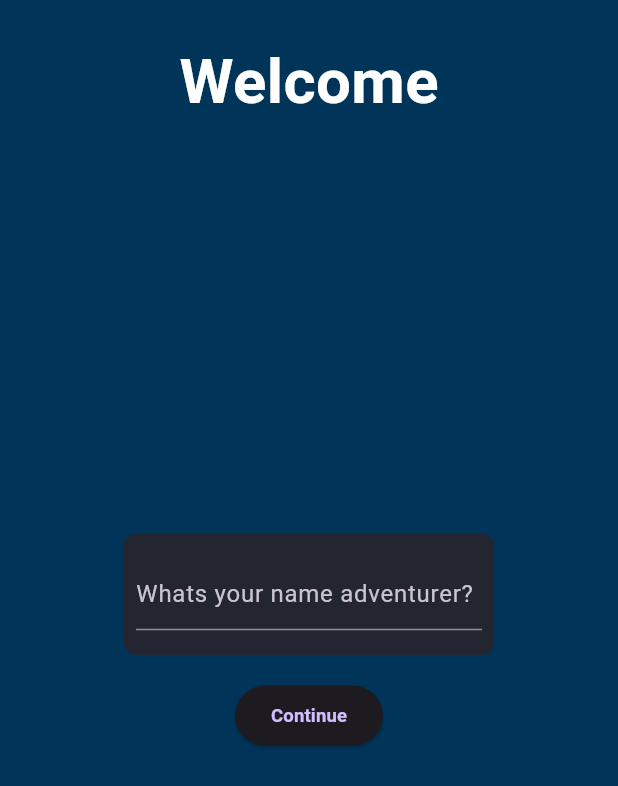
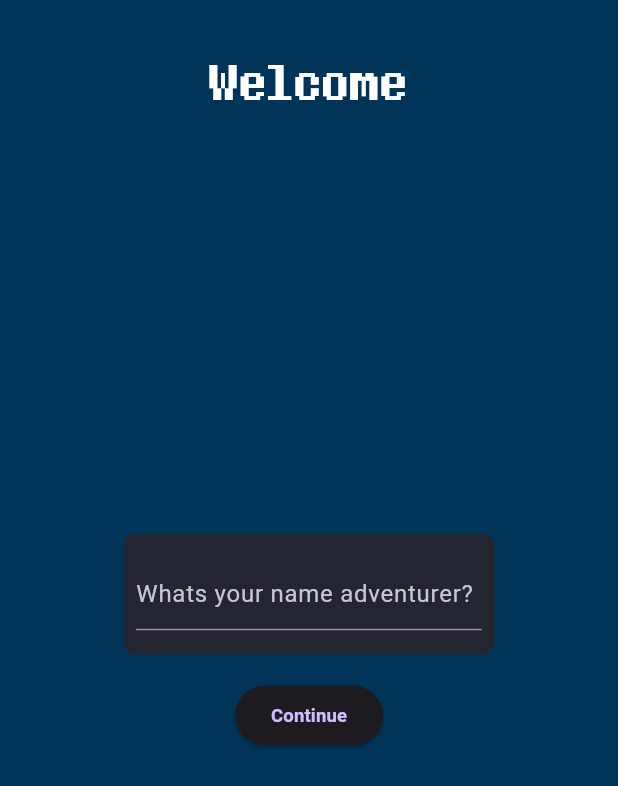
Before and after one commit to Gabriel-Salvan/RPG-demo, a Flutter app: the screen it shows after launch, on a phone screen of 412 x 824 dp. Shown: the top 786 px of the screen. Run offline on Flutter 3.47's test engine with Material 3 defaults, Android fonts, the phone set to English and light mode, and no system bars.

Commit message:
8BitOperatorJVE font asset commit

```diff
--- a/lib/app/UI/dialogScreen1.dart
+++ b/lib/app/UI/dialogScreen1.dart
@@ -22,7 +22,7 @@ class DialogScreen1 extends StatelessWidget {
               right: MediaQuery.of(context).size.width*0.2
             ),
             child:
-              Image.asset('lib/assets/example.png',
+              Image.asset('lib/assets/images/example.png',
               height: MediaQuery.of(context).size.height * 0.45,
               width: MediaQuery.of(context).size.width * 0.25,) ),
           Padding(
--- a/lib/app/UI/initialScreen.dart
+++ b/lib/app/UI/initialScreen.dart
@@ -19,9 +19,10 @@ class InitialScreen extends StatelessWidget {
               child: Text("Welcome",
                 maxLines: 1,
                 style: TextStyle(
-                  fontWeight: FontWeight.bold,
+                  fontWeight: FontWeight.normal,
                   color: const Color.fromARGB(255, 255, 255, 255),
-                  fontSize: MediaQuery.of(context).size.width*0.1),)),
+                  fontSize: MediaQuery.of(context).size.width*0.1,
+                  fontFamily: '8BitOperatorJVE'),)),
           Padding(
               padding: EdgeInsets.only(
                 left:MediaQuery.of(context).size.width * 0.2,
```
Also changed, not shown: lib/app/UI/opt1Route.dart (+5 -2 lines), lib/app/UI/opt2Route.dart (+4 -3 lines), pubspec.yaml (+6 -1 lines), lib/assets/fonts/8bitoperator_jve.ttf (added), lib/assets/images/example.png (renamed from lib/assets/example.png).
